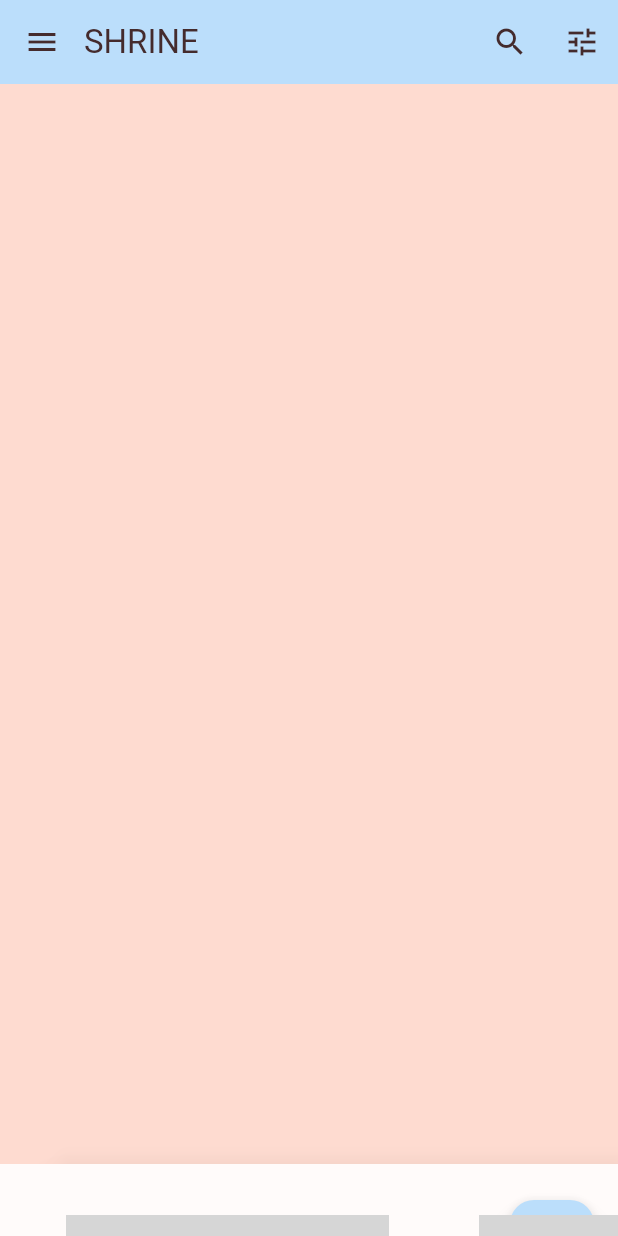
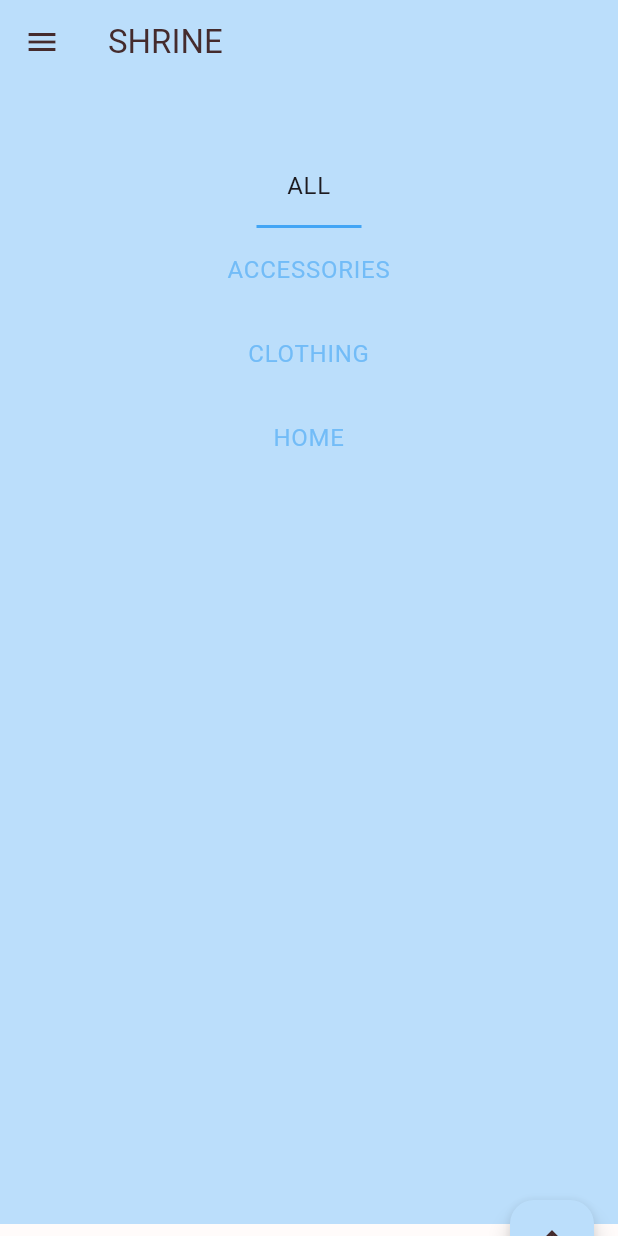
Before and after one commit to athalie-aurora/MaterialComponent_Flutter, a Flutter app: the Backdrop screen opened directly, after a tap on the "menu" icon, on a phone screen of 412 x 824 dp. Run offline on Flutter 3.47's test engine with Material 3 defaults, Android fonts, the phone set to English and light mode, and no system bars; grey boxes are pictures that could not be loaded.

Commit message:
Add a menu on the back layer

```diff
--- a/mdc_100_series/lib/app.dart
+++ b/mdc_100_series/lib/app.dart
@@ -1,9 +1,10 @@
 import 'package:flutter/material.dart';
+import 'category_menu_page.dart';
 import 'colors.dart';
 import 'home.dart';
 import 'login.dart';
 import 'model/product.dart';
-import 'supplemental/cut_corners_border.dart'; // Import CutCornersBorder
+import 'supplemental/cut_corners_border.dart';
 import 'backdrop.dart';
 
 class ShrineApp extends StatelessWidget {
@@ -19,7 +20,12 @@ class ShrineApp extends StatelessWidget {
         '/': (BuildContext context) => Backdrop(
           currentCategory: Category.all,
           frontLayer: HomePage(),
-          backLayer: Container(color: kShrinePink100),
+          backLayer: CategoryMenuPage(
+            currentCategory: Category.all,
+            onCategoryTap: (category) {
+              print('Category selected: $category');
+            },
+          ),
           frontTitle: Text('SHRINE'),
           backTitle: Text('MENU'),
         ),
--- a/mdc_100_series/lib/backdrop.dart
+++ b/mdc_100_series/lib/backdrop.dart
@@ -1,7 +1,9 @@
+
 import 'package:flutter/material.dart';
+import 'colors.dart';
 import 'model/product.dart';
+import 'category_menu_page.dart';
 
-// TODO: Add velocity constant (104)
 const double _kFlingVelocity = 2.0;
 
 class Backdrop extends StatefulWidget {
@@ -26,8 +28,6 @@ class Backdrop extends StatefulWidget {
 
 class _BackdropState extends State<Backdrop>
     with SingleTickerProviderStateMixin {
-  final GlobalKey _backdropKey = GlobalKey(debugLabel: 'Backdrop');
-
   late AnimationController _controller;
 
   @override
@@ -54,7 +54,8 @@ class _BackdropState extends State<Backdrop>
 
   void _toggleBackdropLayerVisibility() {
     _controller.fling(
-        velocity: _frontLayerVisible ? -_kFlingVelocity : _kFlingVelocity);
+      velocity: _frontLayerVisible ? -_kFlingVelocity : _kFlingVelocity,
+    );
   }
 
   @override
@@ -62,26 +63,12 @@ class _BackdropState extends State<Backdrop>
     return Scaffold(
       appBar: AppBar(
         elevation: 0.0,
-        titleSpacing: 0.0,
         leading: IconButton(
-          icon: const Icon(Icons.menu),
+          icon: Icon(Icons.menu),
           onPressed: _toggleBackdropLayerVisibility,
         ),
-        title: Text('SHRINE'),
-        actions: <Widget>[
-          IconButton(
-            icon: const Icon(Icons.search, semanticLabel: 'search'),
-            onPressed: () {
-              // Add open login
-            },
-          ),
-          IconButton(
-            icon: const Icon(Icons.tune, semanticLabel: 'filter'),
-            onPressed: () {
-              // Add open login
-            },
-          ),
-        ],
+        title: _frontLayerVisible ? widget.frontTitle : widget.backTitle,
+        actions: <Widget>[],
       ),
       body: LayoutBuilder(builder: _buildStack),
     );
@@ -92,25 +79,26 @@ class _BackdropState extends State<Backdrop>
     final Size layerSize = constraints.biggest;
     final double layerTop = layerSize.height - layerTitleHeight;
 
-    // Create a RelativeRectTween Animation (104)
-    Animation<RelativeRect> layerAnimation = RelativeRectTween(
+    final Animation<RelativeRect> layerAnimation = RelativeRectTween(
       begin: RelativeRect.fromLTRB(
-          0.0, layerTop, 0.0, layerTop - layerSize.height),
+        0.0,
+        layerTop,
+        0.0,
+        layerTop - layerSize.height,
+      ),
       end: const RelativeRect.fromLTRB(0.0, 0.0, 0.0, 0.0),
     ).animate(_controller.view);
 
     return Stack(
-      key: _backdropKey,
       children: <Widget>[
-        // Wrap backLayer in an ExcludeSemantics widget (104)
         ExcludeSemantics(
           child: widget.backLayer,
           excluding: _frontLayerVisible,
         ),
-        // Add a PositionedTransition (104)
         PositionedTransition(
           rect: layerAnimation,
           child: _FrontLayer(
+            onTap: _toggleBackdropLayerVisibility,
             child: widget.frontLayer,
           ),
         ),
@@ -122,21 +110,25 @@ class _BackdropState extends State<Backdrop>
 class _FrontLayer extends StatelessWidget {
   const _FrontLayer({
     Key? key,
+    this.onTap,
     required this.child,
   }) : super(key: key);
 
+  final VoidCallback? onTap;
   final Widget child;
 
   @override
   Widget build(BuildContext context) {
-    return Material(
-      elevation: 16.0,
-      shape: const BeveledRectangleBorder(
-        borderRadius: BorderRadius.only(topLeft: Radius.circular(46.0)),
-      ),
+    return GestureDetector(
+      behavior: HitTestBehavior.opaque,
+      onTap: onTap,
       child: Column(
         crossAxisAlignment: CrossAxisAlignment.stretch,
         children: <Widget>[
+          Container(
+            height: 40.0,
+            alignment: AlignmentDirectional.centerStart,
+          ),
           Expanded(
             child: child,
           ),
--- /dev/null
+++ b/mdc_100_series/lib/category_menu_page.dart
@@ -0,0 +1,67 @@
+
+import 'package:flutter/material.dart';
+import 'colors.dart';
+import 'model/product.dart';
+
+class CategoryMenuPage extends StatelessWidget {
+  final Category currentCategory;
+  final ValueChanged<Category> onCategoryTap;
+  final List<Category> _categories = Category.values;
+
+  const CategoryMenuPage({
+    Key? key,
+    required this.currentCategory,
+    required this.onCategoryTap,
+  }) : super(key: key);
+
+  Widget _buildCategory(Category category, BuildContext context) {
+    final categoryString =
+    category.toString().replaceAll('Category.', '').toUpperCase();
+    final ThemeData theme = Theme.of(context);
+
+    return GestureDetector(
+      onTap: () => onCategoryTap(category),
+      child: category == currentCategory
+          ? Column(
+        children: <Widget>[
+          const SizedBox(height: 16.0),
+          Text(
+            categoryString,
+            style: theme.textTheme.bodyText1,
+            textAlign: TextAlign.center,
+          ),
+          const SizedBox(height: 14.0),
+          Container(
+            width: 70.0,
+            height: 2.0,
+            color: kShrineBlue400,
+          ),
+        ],
+      )
+          : Padding(
+        padding: const EdgeInsets.symmetric(vertical: 16.0),
+        child: Text(
+          categoryString,
+          style: theme.textTheme.bodyText1!
+              .copyWith(color: kShrineBlue400.withAlpha(153)),
+          textAlign: TextAlign.center,
+        ),
+      ),
+    );
+  }
+
+  @override
+  Widget build(BuildContext context) {
+    return Center(
+      child: Container(
+        padding: const EdgeInsets.only(top: 40.0),
+        color: kShrineBlue100,
+        child: ListView(
+          children: _categories
+              .map((Category c) => _buildCategory(c, context))
+              .toList(),
+        ),
+      ),
+    );
+  }
+}
```
